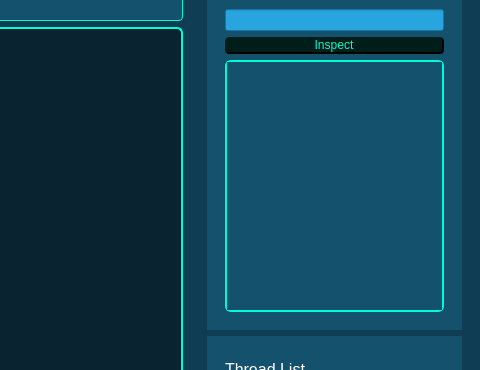
Before: the Qt Designer form src/gui/PPP_interface.ui in Vinigperuzzi/TCC, drawn with Qt 5; both pictures show x 800 to 1280 and y 82 to 452 of the 1280 by 720 pixel window.
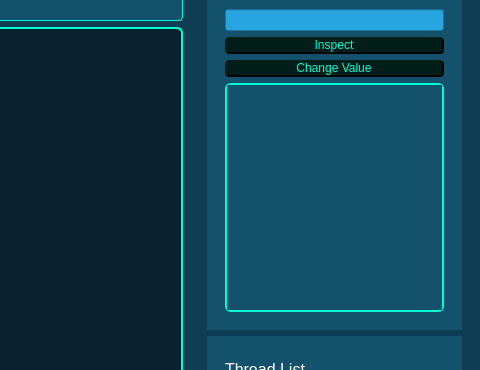
After: the same form once the commit is applied.

What changed in the file:
```diff
--- a/src/gui/PPP_interface.ui
+++ b/src/gui/PPP_interface.ui
@@ -481,6 +481,13 @@
                </property>
               </widget>
              </item>
+             <item>
+              <widget class="QPushButton" name="my_change_value">
+               <property name="text">
+                <string>Change Value</string>
+               </property>
+              </widget>
+             </item>
              <item>
               <widget class="QScrollArea" name="scrollArea">
                <property name="styleSheet">
@@ -501,7 +508,7 @@
                   <x>0</x>
                   <y>0</y>
                   <width>215</width>
-                  <height>245</height>
+                  <height>220</height>
                  </rect>
                 </property>
                 <layout class="QVBoxLayout" name="verticalLayout_7"/>
```
